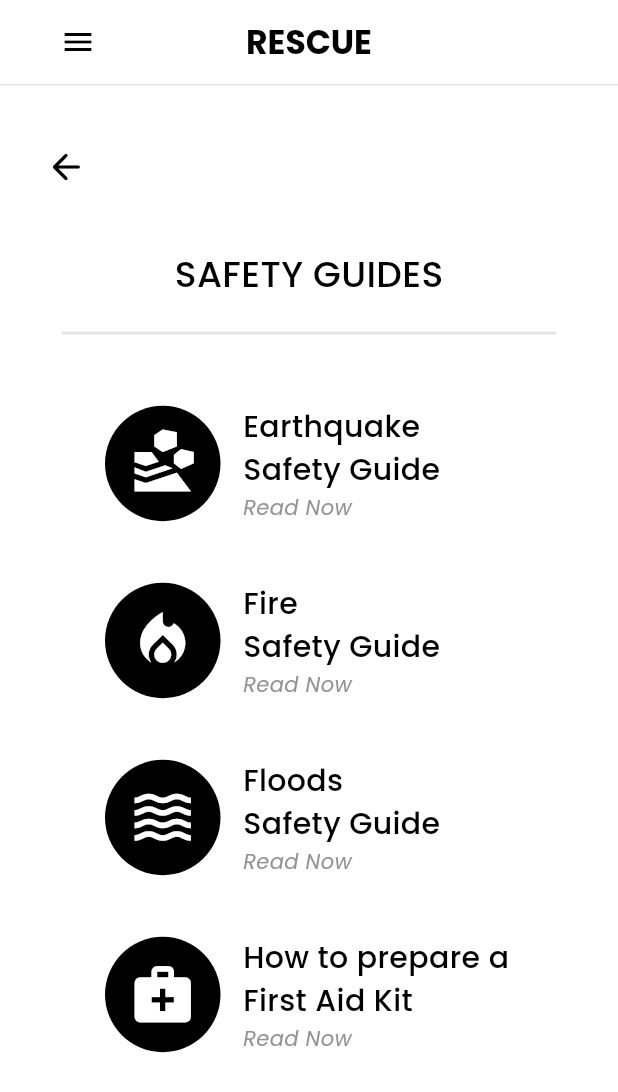
After one commit to am-saksham/rescue, a Flutter app: the SafetyGuideScreen screen opened by its route, on a phone screen of 412 x 824 dp. The commit adds this screen. Shown: the top 1092 px of the screen. Run offline on Flutter 3.47's test engine with Material 3 defaults, Android fonts, the phone set to English and light mode, and no system bars; our stand-ins replace flutter_compass, geolocator, google_fonts, google_maps_flutter, lucide_icons, permission_handler; missing offline and left inert: google_api_availability.

Commit message:
made changes 2

```diff
--- /dev/null
+++ b/lib/Screens/safety_guide.dart
@@ -0,0 +1,137 @@
+import 'package:emergency_app/Widgets/app_drawer.dart';
+import 'package:flutter/material.dart';
+import 'package:google_fonts/google_fonts.dart';
+import '../../Widgets/navigation_bar.dart';
+
+class SafetyGuideScreen extends StatelessWidget {
+  SafetyGuideScreen({super.key});
+
+  final GlobalKey<ScaffoldState> _scaffoldKey = GlobalKey<ScaffoldState>();
+
+  @override
+  Widget build(BuildContext context) {
+    return Scaffold(
+      key: _scaffoldKey,
+      backgroundColor: Colors.white,
+      appBar: NavigationBarWidget(scaffoldKey: _scaffoldKey),
+      drawer: AppDrawer(selectedItem: 'Safety Guides'),
+      body: Center(
+        child: SizedBox(
+          width: double.infinity,
+          height: MediaQuery.of(context).size.height,
+          child: Column(
+            children: [
+              const Divider(
+                color: Color(0xFFE5E5E5),
+                thickness: 2,
+                height: 1,
+              ),
+
+              // Back Button
+              Padding(
+                padding: const EdgeInsets.only(top: 30, left: 20),
+                child: Align(
+                  alignment: Alignment.centerLeft,
+                  child: IconButton(
+                    icon: const Icon(Icons.arrow_back_rounded, color: Colors.black, size: 28),
+                    onPressed: () {
+                      Navigator.pop(context);
+                    },
+                  ),
+                ),
+              ),
+
+              // Title
+              const SizedBox(height: 30),
+              Text(
+                "SAFETY GUIDES",
+                style: GoogleFonts.poppins(
+                  color: Colors.black,
+                  fontSize: 24,
+                  fontWeight: FontWeight.w500,
+                ),
+              ),
+
+              const SizedBox(height: 15),
+
+              // Divider Below Title
+              SizedBox(
+                width: MediaQuery.of(context).size.width * 0.8,
+                child: const Divider(
+                  color: Color(0xFFE5E5E5),
+                  thickness: 2,
+                ),
+              ),
+
+              const SizedBox(height: 20),
+
+              // Safety Guide Items (Centered)
+              Column(
+                mainAxisSize: MainAxisSize.min, // Keep it centered within available space
+                children: [
+                  _safetyGuideItem(Icons.landslide, "Earthquake\nSafety Guide"), // Earthquake Safety
+                  _safetyGuideItem(Icons.local_fire_department, "Fire\nSafety Guide"), // Fire Safety
+                  _safetyGuideItem(Icons.waves, "Floods\nSafety Guide"), // Flood Safety
+                  _safetyGuideItem(Icons.medical_services, "How to prepare a\nFirst Aid Kit"), // First Aid Kit Preparation
+                ],
+              ),
+            ],
+          ),
+        ),
+      ),
+    );
+  }
+
+  // Safety Guide Item (Centered)
+  Widget _safetyGuideItem(IconData icon, String title) {
+    return Padding(
+      padding: const EdgeInsets.symmetric(vertical: 20.0),
+      child: Row(
+        mainAxisAlignment: MainAxisAlignment.center, // Center the entire row
+        crossAxisAlignment: CrossAxisAlignment.center, // Keep items aligned vertically
+        children: [
+          // Black Circle with Icon
+          Container(
+            width: 77,
+            height: 77,
+            decoration: const BoxDecoration(
+              color: Colors.black,
+              shape: BoxShape.circle,
+            ),
+            alignment: Alignment.center,
+            child: Icon(icon, color: Colors.white, size: 45),
+          ),
+
+          const SizedBox(width: 15), // Space between icon and text
+
+          // Wrapping text inside a Fixed Width Container to keep it center-aligned
+          SizedBox(
+            width: 180, // Adjust the width according to your layout needs
+            child: Column(
+              crossAxisAlignment: CrossAxisAlignment.start, // Ensure proper vertical alignment
+              children: [
+                Text(
+                  title,
+                  style: GoogleFonts.poppins(
+                    color: Colors.black,
+                    fontSize: 20,
+                    fontWeight: FontWeight.w500,
+                  ),
+                ),
+                Text(
+                  "Read Now",
+                  style: GoogleFonts.poppins(
+                    color: Color(0xFF939393),
+                    fontSize: 14,
+                    fontWeight: FontWeight.w400,
+                    fontStyle: FontStyle.italic,
+                  ),
+                ),
+              ],
+            ),
+          ),
+        ],
+      ),
+    );
+  }
+}
--- a/lib/Widgets/header.dart
+++ b/lib/Widgets/header.dart
@@ -15,7 +15,7 @@ class HeaderWidget extends StatelessWidget {
           top: 30,
           left: 32,
           child: IconButton(
-            icon: const Icon(Icons.arrow_back, color: Colors.black, size: 28),
+            icon: const Icon(Icons.arrow_back_rounded, color: Colors.black, size: 28),
             onPressed: () {
               Navigator.pop(context);
             },
--- a/lib/main.dart
+++ b/lib/main.dart
@@ -1,6 +1,8 @@
 import 'package:emergency_app/Screens/Help_me/first_screen.dart';
 import 'package:emergency_app/Screens/Want_to_help/first_screen.dart';
 import 'package:emergency_app/Screens/home_screen.dart';
+import 'package:emergency_app/Screens/safety_guide.dart';
+import 'package:emergency_app/compass_map.dart';
 import 'package:flutter/material.dart';
 
 void main() {
@@ -26,6 +28,9 @@ class MyApp extends StatelessWidget {
         '/home': (context) => HomeScreen(),
         '/help_me': (context) => HelpMeScreen1(),
         '/i_want_to_help': (context) => WantToHelpScreen1(),
+        '/safety_guides': (context) => SafetyGuideScreen(),
+        '/compass': (context) => CompassMapScreen(),
+        '/map': (context) => CompassMapScreen(),
       },
     );
   }
--- a/pubspec.yaml
+++ b/pubspec.yaml
@@ -40,6 +40,7 @@ dependencies:
   geolocator: ^13.0.3
   permission_handler: ^11.4.0
   google_api_availability: ^5.0.1
+  flutter_compass: ^0.8.1
 
 dev_dependencies:
   flutter_test:
```
Also changed, not shown: lib/compass_map.dart (added, +297 -0 lines), pubspec.lock, 128 other files.
